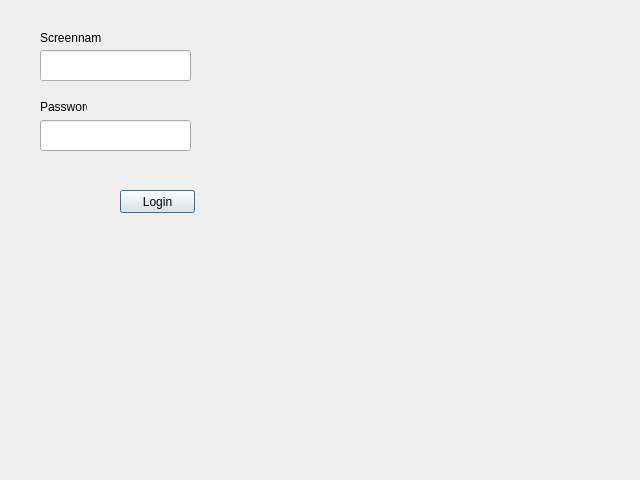
Qt form InvGUI/login.ui (scottoberman/CSUFDevs) before a commit.
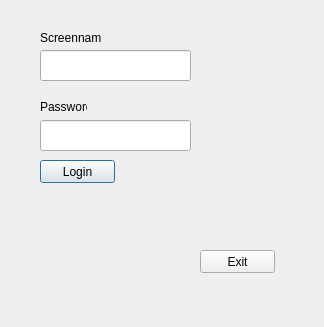
The same form after that commit.

Diff of the .ui file:
```diff
--- a/InvGUI/login.ui
+++ b/InvGUI/login.ui
@@ -6,8 +6,8 @@
    <rect>
     <x>0</x>
     <y>0</y>
-    <width>640</width>
-    <height>480</height>
+    <width>324</width>
+    <height>327</height>
    </rect>
   </property>
   <property name="windowTitle">
@@ -16,8 +16,8 @@
   <widget class="QPushButton" name="pushButton">
    <property name="geometry">
     <rect>
-     <x>120</x>
-     <y>190</y>
+     <x>40</x>
+     <y>160</y>
      <width>75</width>
      <height>23</height>
     </rect>
@@ -78,6 +78,19 @@
     </rect>
    </property>
   </widget>
+  <widget class="QPushButton" name="ExitButton">
+   <property name="geometry">
+    <rect>
+     <x>200</x>
+     <y>250</y>
+     <width>75</width>
+     <height>23</height>
+    </rect>
+   </property>
+   <property name="text">
+    <string>Exit</string>
+   </property>
+  </widget>
  </widget>
  <tabstops>
   <tabstop>Sn</tabstop>
```
